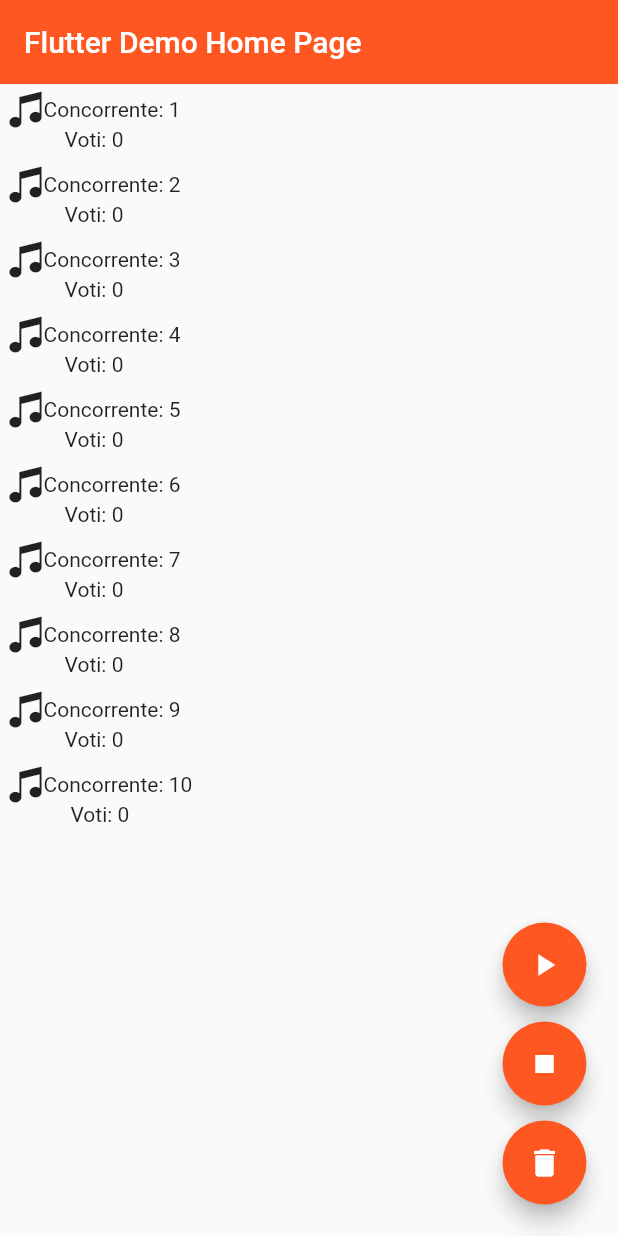
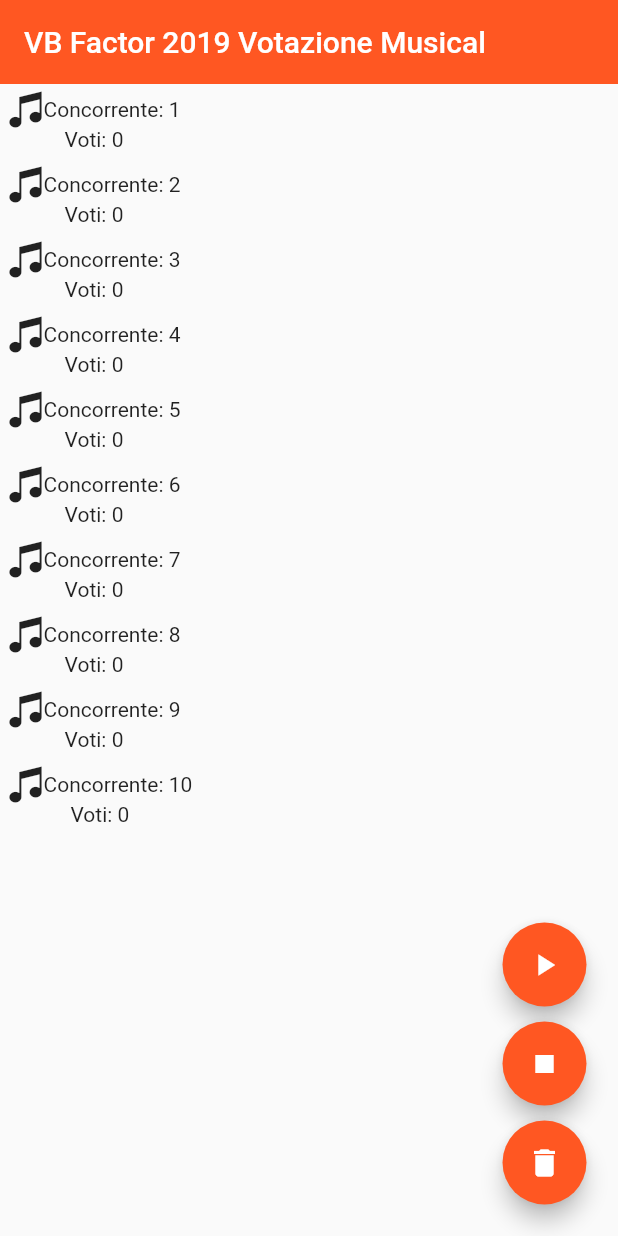
Before and after one commit to fabrizioddera/vbFactorFlutter, a Flutter app: the screen it shows after launch, after a tap on "Votazione musical", on a phone screen of 412 x 824 dp. Run offline on Flutter 3.47's test engine with Material 2 defaults, Android fonts, the phone set to English and light mode, and no system bars; missing offline and left inert: sms.

Commit message:
Porting pages

```diff
--- a/lib/pages/kidsVote.dart
+++ b/lib/pages/kidsVote.dart
@@ -10,11 +10,11 @@ class KidsVote extends StatelessWidget {
   @override
   Widget build(BuildContext context) {
     return MaterialApp(
-      title: 'Flutter Demo',
+      title: 'VB Factor 2019',
       theme: ThemeData(
          primarySwatch: StyleVBFactor.getMainColorMaterial(),
       ),
-      home: KidsVoteStateful(title: 'Flutter Demo Home Page'),
+      home: KidsVoteStateful(title: 'VB Factor 2019 Votazione Kids'),
     );
   }
 }
--- a/lib/pages/musicalVote.dart
+++ b/lib/pages/musicalVote.dart
@@ -10,11 +10,11 @@ class MusicalVote extends StatelessWidget {
   @override
   Widget build(BuildContext context) {
     return MaterialApp(
-      title: 'Flutter Demo',
+      title: 'VB Factor 2019',
       theme: ThemeData(
-         primarySwatch: StyleVBFactor.getMainColorMaterial(),
+        primarySwatch: StyleVBFactor.getMainColorMaterial(),
       ),
-      home: MusicalVoteStateful(title: 'Flutter Demo Home Page'),
+      home: MusicalVoteStateful(title: 'VB Factor 2019 Votazione Musical'),
     );
   }
 }
```
